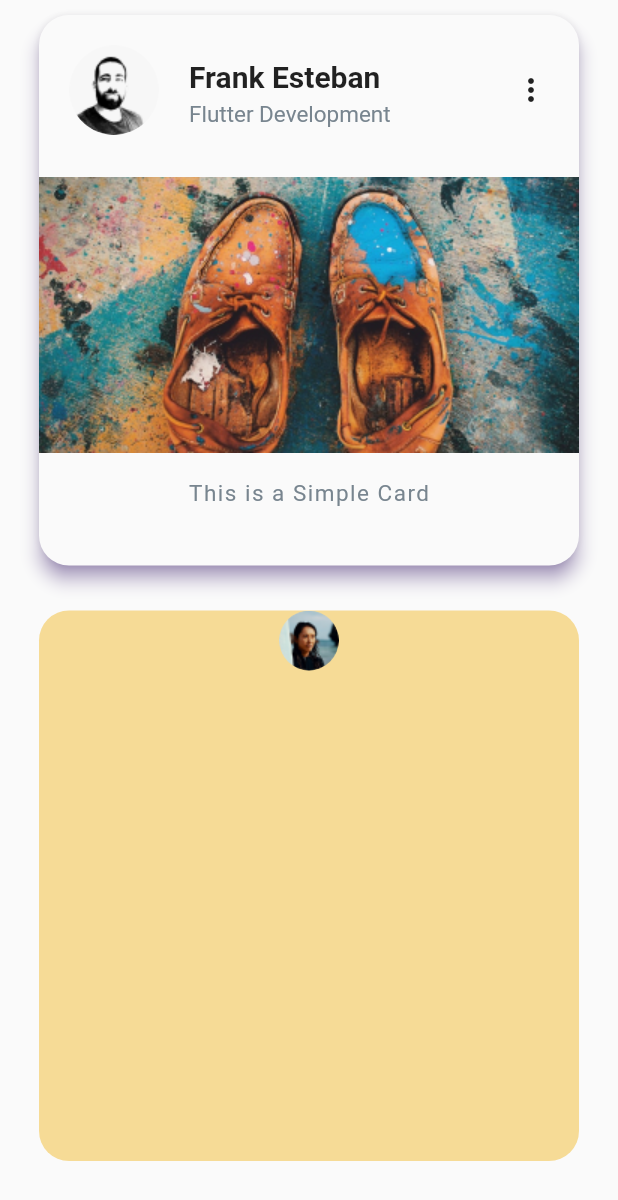
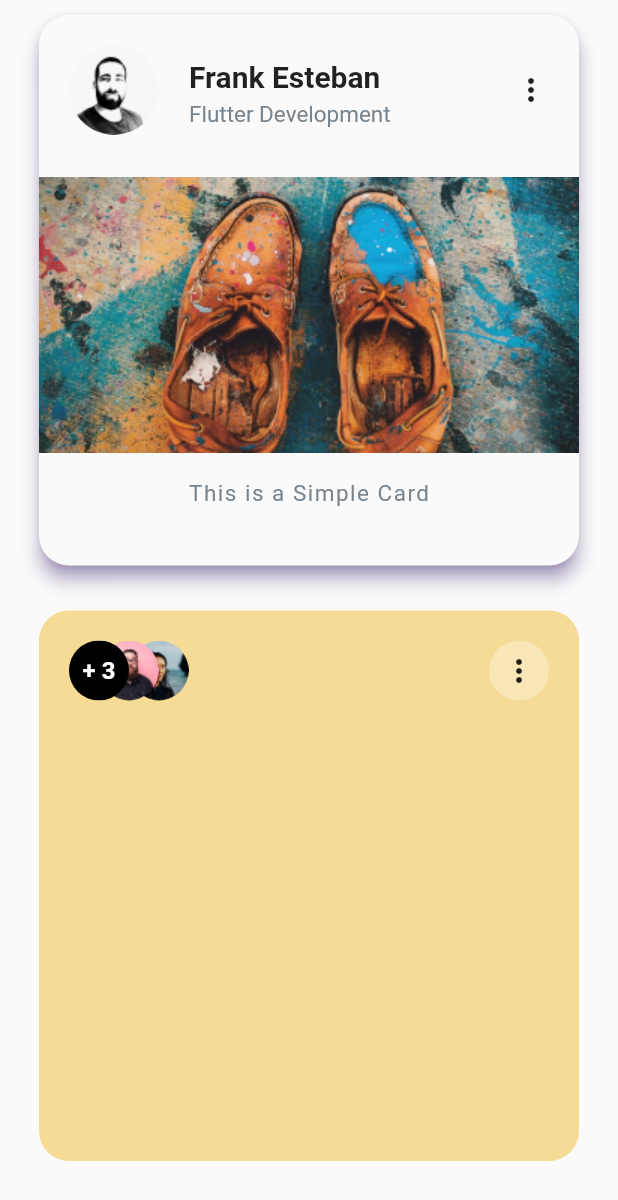
Before and after one commit to joardershawon/ONLY_CARDS, a Flutter app: the screen it shows after launch, on a phone screen of 412 x 824 dp. Shown: the top 1200 px of the screen. Run offline on Flutter 3.47's test engine with Material 2 defaults, Android fonts, the phone set to English and light mode, and no system bars; our stand-ins replace google_fonts.

Commit message:
card2 top done

```diff
--- a/lib/design/styles.dart
+++ b/lib/design/styles.dart
@@ -7,6 +7,11 @@ final titleStyle = GoogleFonts.roboto(
   fontSize: 20,
   fontWeight: FontWeight.w600,
 );
+final titleWStyle = GoogleFonts.roboto(
+  fontSize: 16,
+  color: Colors.white,
+  fontWeight: FontWeight.w600,
+);
 
 final subTitleStyle = GoogleFonts.roboto(
   color: Coolors.subtitleColor,
--- a/lib/home_page.dart
+++ b/lib/home_page.dart
@@ -1,5 +1,6 @@
 import 'package:flutter/material.dart';
 import 'package:only_cards/design/coolors.dart';
+import 'package:only_cards/design/styles.dart';
 
 import 'cards/card1/card_1.dart';
 
@@ -59,13 +60,67 @@ class Card2 extends StatelessWidget {
         borderRadius: BorderRadius.circular(20),
         child: Column(
           children: [
-            Expanded(
-              child: Stack(
-                children: [
-                  ClipOval(
-                    child: Image.asset('assets/card2/3.png'),
+            Row(
+              mainAxisAlignment: MainAxisAlignment.spaceBetween,
+              children: [
+                stackCircleImage(),
+                const Padding(
+                  padding: EdgeInsets.symmetric(horizontal: 20),
+                  child: Material(
+                    color: Colors.white30,
+                    shape: CircleBorder(),
+                    child: Padding(
+                      padding: EdgeInsets.all(8),
+                      child: Icon(Icons.more_vert_rounded),
+                    ),
                   ),
-                ],
+                ),
+              ],
+            ),
+          ],
+        ),
+      ),
+    );
+  }
+
+  Padding stackCircleImage() {
+    return Padding(
+      padding: const EdgeInsets.all(20),
+      child: SizedBox(
+        width: 80,
+        child: Stack(
+          children: [
+            Positioned(
+              left: 40,
+              child: ClipOval(
+                child: Image.asset(
+                  'assets/card2/3.png',
+                  height: 40,
+                  width: 40,
+                ),
+              ),
+            ),
+            Positioned(
+              left: 20,
+              child: ClipOval(
+                child: Image.asset(
+                  'assets/card2/2.png',
+                  height: 40,
+                  width: 40,
+                ),
+              ),
+            ),
+            ClipOval(
+              child: Container(
+                height: 40,
+                width: 40,
+                color: Colors.black,
+                child: Center(
+                  child: Text(
+                    '+ 3',
+                    style: titleWStyle,
+                  ),
+                ),
               ),
             ),
           ],
```
